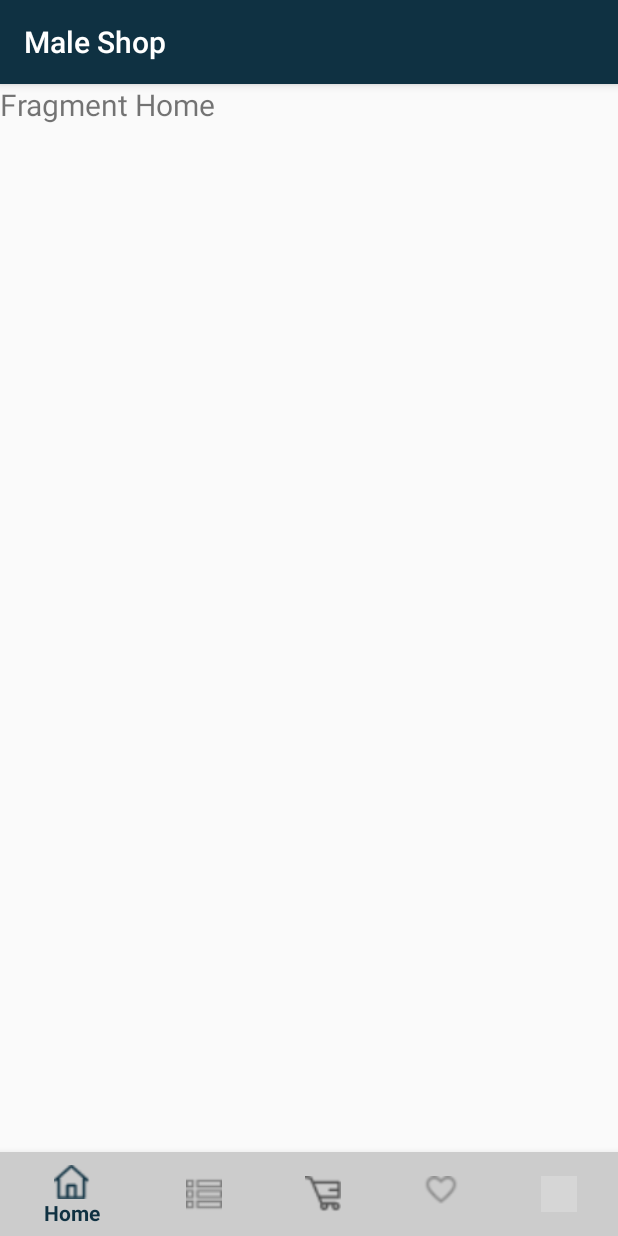
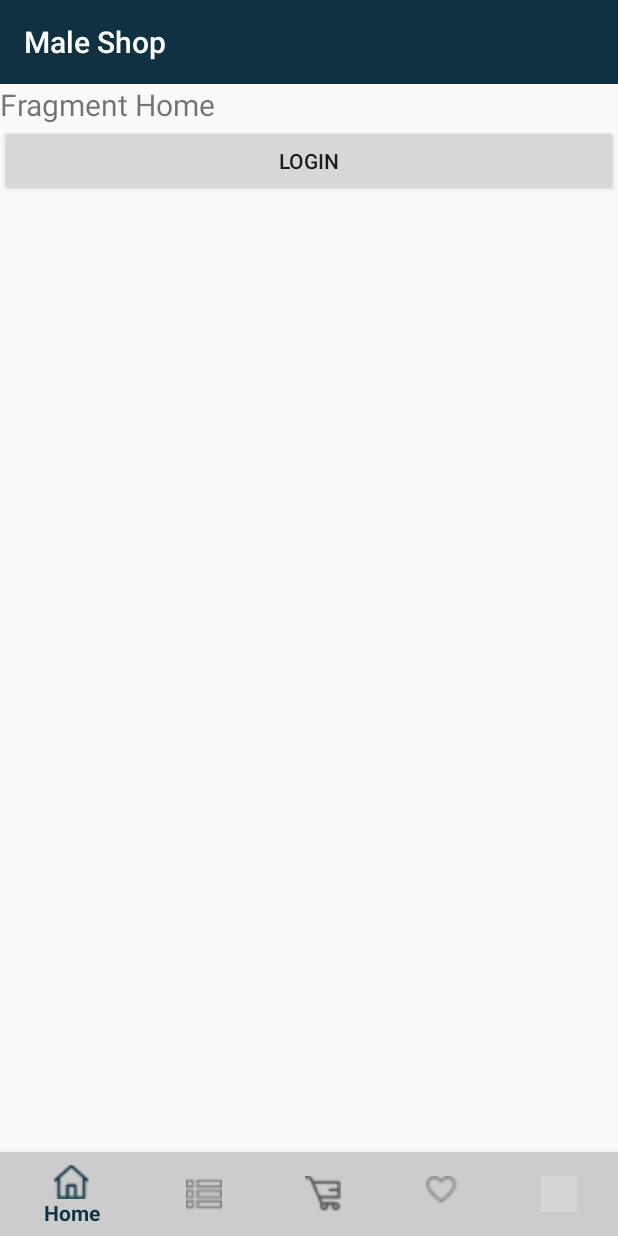
Before and after one commit to rohmanseo/Male-Shop-App, an Android app: the screen it shows after launch (MainActivity), on a phone screen of 412 x 824 dp. Run offline under Robolectric (Android 15) with nearby library versions, the phone set to English and light mode, and no system bars; grey boxes are pictures that could not be loaded.

Commit message:
Menambahkan Toolbar

```diff
--- a/app/src/main/java/com/komsi/maleshop/HomeFragment.java
+++ b/app/src/main/java/com/komsi/maleshop/HomeFragment.java
@@ -1,9 +1,11 @@
 package com.komsi.maleshop;
 
+import android.content.Intent;
 import android.os.Bundle;
 import android.view.LayoutInflater;
 import android.view.View;
 import android.view.ViewGroup;
+import android.widget.Button;
 
 import androidx.annotation.NonNull;
 import androidx.annotation.Nullable;
@@ -11,9 +13,22 @@ import androidx.fragment.app.Fragment;
 
 public class HomeFragment extends Fragment {
 
+    Button button;
+
     @Nullable
     @Override
-    public View onCreateView(@NonNull LayoutInflater inflater, @Nullable ViewGroup container, @Nullable Bundle savedInstanceState) {
-        return inflater.inflate(R.layout.fragment_home,container,false);
+    public View onCreateView(@NonNull LayoutInflater inflater, @Nullable final ViewGroup container, @Nullable Bundle savedInstanceState) {
+
+        View view = inflater.inflate(R.layout.fragment_home,container,false);
+
+        button = view.findViewById(R.id.btn_login);
+        button.setOnClickListener(new View.OnClickListener() {
+            @Override
+            public void onClick(View view) {
+                startActivity(new Intent(container.getContext(),LoginActivity.class));
+            }
+        });
+
+        return view;
     }
 }
--- a/app/src/main/java/com/komsi/maleshop/MainActivity.java
+++ b/app/src/main/java/com/komsi/maleshop/MainActivity.java
@@ -5,6 +5,7 @@ import android.view.MenuItem;
 
 import androidx.annotation.NonNull;
 import androidx.appcompat.app.AppCompatActivity;
+import androidx.appcompat.widget.Toolbar;
 import androidx.fragment.app.Fragment;
 
 import com.google.android.material.bottomnavigation.BottomNavigationView;
@@ -12,6 +13,7 @@ import com.google.android.material.bottomnavigation.BottomNavigationView;
 public class MainActivity extends AppCompatActivity {
 
     BottomNavigationView bottomNavigationView;
+    Toolbar toolbar;
 
     @Override
     protected void onCreate(Bundle savedInstanceState) {
@@ -20,6 +22,9 @@ public class MainActivity extends AppCompatActivity {
 
         bottomNavigationView = findViewById(R.id.bottom_navigation);
         getSupportFragmentManager().beginTransaction().replace(R.id.fragmentContainer,new HomeFragment()).commit();
+        toolbar = findViewById(R.id.toolbar);
+
+        setSupportActionBar(toolbar);
 
         bottomNavigationView.setOnNavigationItemSelectedListener(new BottomNavigationView.OnNavigationItemSelectedListener() {
             @Override
--- a/app/src/main/res/layout/activity_main.xml
+++ b/app/src/main/res/layout/activity_main.xml
@@ -4,7 +4,15 @@
     android:layout_width="match_parent"
     android:layout_height="match_parent">
 
+    <androidx.appcompat.widget.Toolbar
+        app:titleTextColor="#FFFFFF"
+        android:background="@color/colorPrimary"
+        android:id="@+id/toolbar"
+        android:layout_width="match_parent"
+        android:layout_height="?attr/actionBarSize"/>
+
     <FrameLayout
+        android:layout_below="@id/toolbar"
         android:layout_width="match_parent"
         android:layout_height="match_parent"
         android:id="@+id/fragmentContainer"
--- a/app/src/main/res/layout/fragment_home.xml
+++ b/app/src/main/res/layout/fragment_home.xml
@@ -1,12 +1,19 @@
 <?xml version="1.0" encoding="utf-8"?>
 <LinearLayout xmlns:android="http://schemas.android.com/apk/res/android"
-    android:orientation="vertical" android:layout_width="match_parent"
-    android:layout_height="match_parent">
+    android:layout_width="match_parent"
+    android:layout_height="match_parent"
+    android:orientation="vertical">
 
     <TextView
         android:layout_width="match_parent"
         android:layout_height="wrap_content"
-        android:textSize="20sp"
-        android:text="Fragment Home"/>
+        android:text="Fragment Home"
+        android:textSize="20sp" />
+
+    <Button
+        android:id="@+id/btn_login"
+        android:layout_width="match_parent"
+        android:layout_height="wrap_content"
+        android:text="Login" />
 
 </LinearLayout>
--- a/app/src/main/res/values/styles.xml
+++ b/app/src/main/res/values/styles.xml
@@ -1,7 +1,7 @@
 <resources>
 
     <!-- Base application theme. -->
-    <style name="AppTheme" parent="Theme.AppCompat.Light.DarkActionBar">
+    <style name="AppTheme" parent="Theme.AppCompat.Light.NoActionBar">
         <!-- Customize your theme here. -->
         <item name="colorPrimary">@color/colorPrimary</item>
         <item name="colorPrimaryDark">@color/colorPrimaryDark</item>
```
